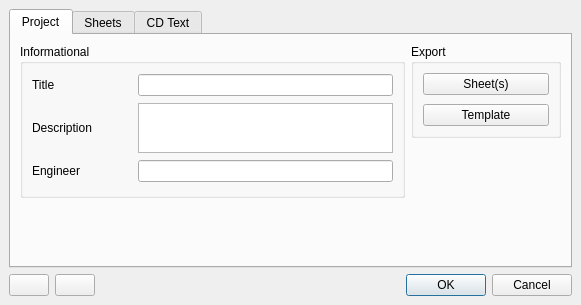
Old version of the form src/traverso/ui/ProjectManagerDialog.ui in the repository ErwanLegrand/Traverso-DAW.
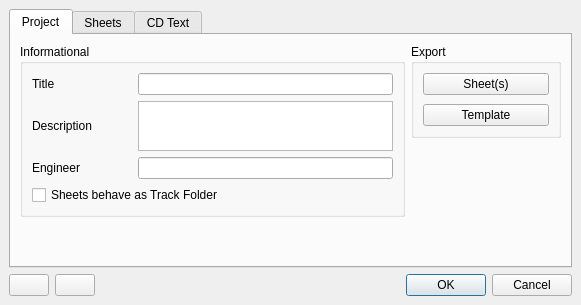
New version of the form.

Commit message:
added project flag: sheets behave as tracks folder
if set, the project sheets work cursor and zoomlevel are kept in sync,
so sheets behave not as a Song/CD Track, but as a so called 'tracks
folder'

```diff
--- a/src/traverso/ui/ProjectManagerDialog.ui
+++ b/src/traverso/ui/ProjectManagerDialog.ui
@@ -47,13 +47,7 @@
          <property name="title">
           <string>Informational</string>
          </property>
-         <layout class="QVBoxLayout">
-          <property name="spacing">
-           <number>6</number>
-          </property>
-          <property name="margin">
-           <number>9</number>
-          </property>
+         <layout class="QVBoxLayout" name="verticalLayout">
           <item>
            <layout class="QHBoxLayout">
             <property name="spacing">
@@ -146,6 +140,13 @@
             </item>
            </layout>
           </item>
+          <item>
+           <widget class="QCheckBox" name="sheetsAreTrackFolderCheckBox">
+            <property name="text">
+             <string>Sheets behave as Track Folder</string>
+            </property>
+           </widget>
+          </item>
          </layout>
         </widget>
        </item>
@@ -384,7 +385,7 @@
      </widget>
      <widget class="QWidget" name="cdtext">
       <attribute name="title">
-       <string>CD Text</string>
+       <string>CD Text</string>
       </attribute>
       <layout class="QGridLayout">
        <property name="margin">
```
Left out of the diff: 2 changed lines with no effect on the pictures. The commit also changes 8 other files.
